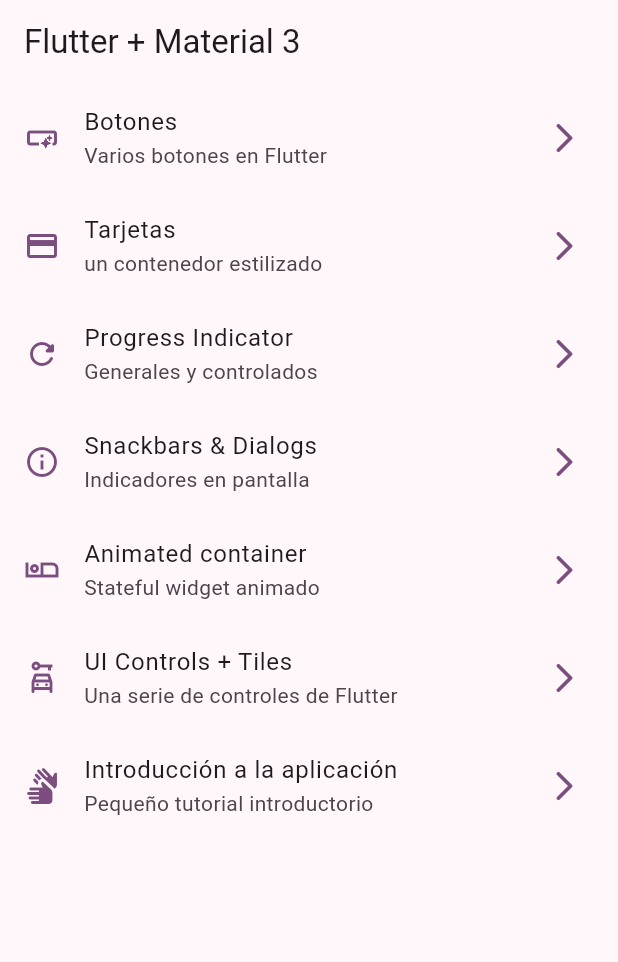
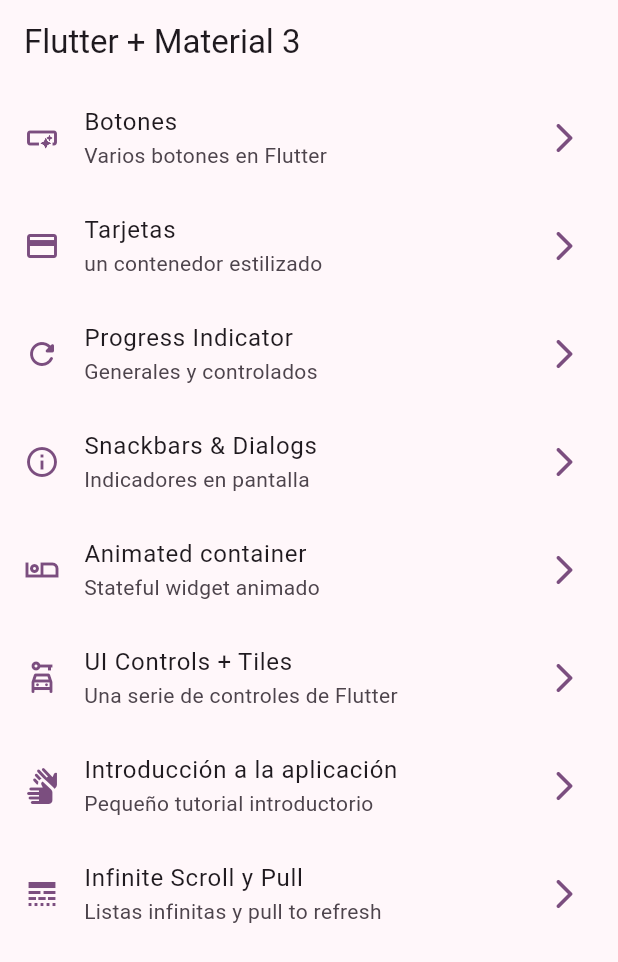
Before and after one commit to Ahtnezev/widgets_app, a Flutter app: the screen it shows after launch, on a phone screen of 412 x 824 dp. Shown: the top 962 px of the screen. Run offline on Flutter 3.47's test engine with Material 3 defaults, Android fonts, the phone set to English and light mode, and no system bars; our stand-ins replace animate_do, go_router.

Commit message:
[update] infinite scroll

```diff
--- a/lib/config/menu/menu_items.dart
+++ b/lib/config/menu/menu_items.dart
@@ -65,4 +65,12 @@ const appMenuItems = <MenuItem>[
       link: '/tutorial',
       icon: Icons.sign_language
     ),
+
+    MenuItem(
+      title: 'Infinite Scroll y Pull',
+      subTitle: 'Listas infinitas y pull to refresh',
+      link: '/infinite',
+      icon: Icons.line_style_outlined
+    ),
+
   ];
--- a/lib/config/router/app_router.dart
+++ b/lib/config/router/app_router.dart
@@ -47,5 +47,10 @@ final appRouter = GoRouter(
       name: AppTutorialScreen.name,
       builder: (context, state) => const AppTutorialScreen(),
     ),
+    GoRoute(
+      path: '/infinite',
+      name: InfiniteScrollScreen.name,
+      builder: (context, state) => const InfiniteScrollScreen(),
+    ),
   ],
 );
```
Also changed, not shown: lib/presentation/screens/infinite_scroll/infinite_scroll_screen.dart (+100 -2 lines).
